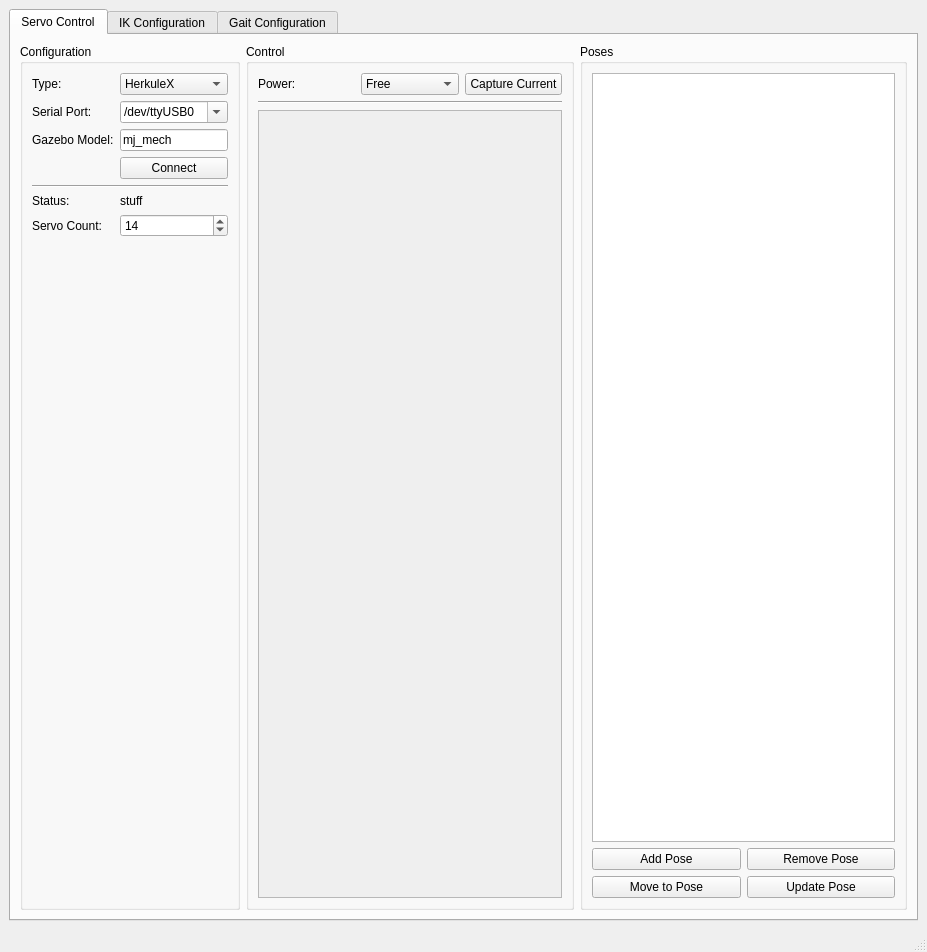
Above: mtool_main_window.ui from mjbots/mjmech before the change. Below: the same form after it.
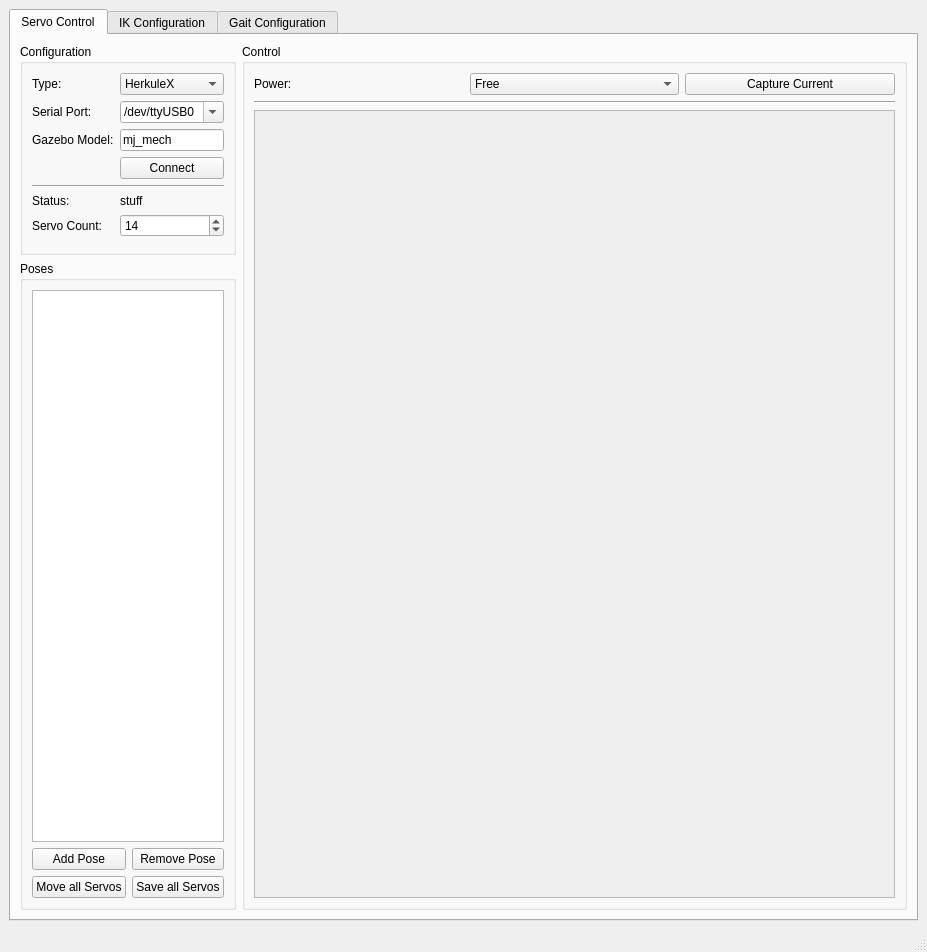
That is the form after the change.

Commit message:
mtool: Enable individual servos to be saved or moved from poses.  This helps set the minimum and maximum when each of the individual minimums would result in a not-feasible configuration.
Update the real configuration with new minimum and maximum values.

The edit to the form file:
```diff
--- a/mtool_main_window.ui
+++ b/mtool_main_window.ui
@@ -24,13 +24,15 @@
        <attribute name="title">
         <string>Servo Control</string>
        </attribute>
-       <layout class="QHBoxLayout" name="horizontalLayout_2">
+       <layout class="QHBoxLayout" name="horizontalLayout_2" stretch="1,6">
+        <item>
+         <layout class="QVBoxLayout" name="verticalLayout_14" stretch="1,6">
         <item>
          <widget class="QGroupBox" name="configurationGroup">
           <property name="title">
            <string>Configuration</string>
           </property>
-          <layout class="QGridLayout" name="gridLayout">
+            <layout class="QFormLayout" name="formLayout_9">
            <item row="0" column="0">
             <widget class="QLabel" name="typeLabel">
              <property name="text">
@@ -38,7 +40,7 @@
              </property>
             </widget>
            </item>
-           <item row="0" column="1" colspan="2">
+             <item row="0" column="1">
             <widget class="QComboBox" name="typeCombo">
              <item>
               <property name="text">
@@ -52,14 +54,14 @@
              </item>
             </widget>
            </item>
-           <item row="1" column="0">
+             <item row="2" column="0">
             <widget class="QLabel" name="serialPortLabel">
              <property name="text">
               <string>Serial Port:</string>
              </property>
             </widget>
            </item>
-           <item row="1" column="1" colspan="2">
+             <item row="2" column="1">
             <widget class="QComboBox" name="serialPortCombo">
              <property name="editable">
               <bool>true</bool>
@@ -86,56 +88,56 @@
              </item>
             </widget>
            </item>
-           <item row="2" column="0">
+             <item row="4" column="0">
             <widget class="QLabel" name="modelLabel">
              <property name="text">
               <string>Gazebo Model:</string>
              </property>
             </widget>
            </item>
-           <item row="2" column="1" colspan="2">
+             <item row="4" column="1">
             <widget class="QLineEdit" name="modelEdit">
              <property name="text">
               <string>mj_mech</string>
              </property>
             </widget>
            </item>
-           <item row="3" column="1" colspan="2">
+             <item row="6" column="1">
             <widget class="QPushButton" name="connectButton">
              <property name="text">
               <string>Connect</string>
              </property>
             </widget>
            </item>
-           <item row="4" column="0" colspan="3">
+             <item row="8" column="0" colspan="2">
             <widget class="Line" name="line">
              <property name="orientation">
               <enum>Qt::Horizontal</enum>
              </property>
             </widget>
            </item>
-           <item row="5" column="0">
+             <item row="10" column="0">
             <widget class="QLabel" name="statusLabel">
              <property name="text">
               <string>Status:</string>
              </property>
             </widget>
            </item>
-           <item row="5" column="1">
+             <item row="10" column="1">
             <widget class="QLabel" name="statusText">
              <property name="text">
               <string>stuff</string>
              </property>
             </widget>
            </item>
-           <item row="6" column="0">
+             <item row="12" column="0">
             <widget class="QLabel" name="servoCountLabel">
              <property name="text">
               <string>Servo Count:</string>
              </property>
             </widget>
            </item>
-           <item row="6" column="1" colspan="2">
+             <item row="12" column="1">
             <widget class="QSpinBox" name="servoCountSpin">
              <property name="minimum">
               <number>1</number>
@@ -148,7 +150,7 @@
              </property>
             </widget>
            </item>
-           <item row="7" column="2">
+             <item row="13" column="1">
             <spacer name="verticalSpacer">
              <property name="orientation">
               <enum>Qt::Vertical</enum>
@@ -165,6 +167,52 @@
          </widget>
         </item>
         <item>
+           <widget class="QGroupBox" name="posesGroup">
+            <property name="title">
+             <string>Poses</string>
+            </property>
+            <layout class="QVBoxLayout" name="verticalLayout_2">
+             <item>
+              <widget class="QListWidget" name="poseList"/>
+             </item>
+             <item>
+              <layout class="QGridLayout" name="gridLayout_4">
+               <item row="0" column="0">
+                <widget class="QPushButton" name="addPoseButton">
+                 <property name="text">
+                  <string>Add Pose</string>
+                 </property>
+                </widget>
+               </item>
+               <item row="0" column="1">
+                <widget class="QPushButton" name="removePoseButton">
+                 <property name="text">
+                  <string>Remove Pose</string>
+                 </property>
+                </widget>
+               </item>
+               <item row="1" column="0">
+                <widget class="QPushButton" name="moveToPoseButton">
+                 <property name="text">
+                  <string>Move all Servos</string>
+                 </property>
+                </widget>
+               </item>
+               <item row="1" column="1">
+                <widget class="QPushButton" name="updatePoseButton">
+                 <property name="text">
+                  <string>Save all Servos</string>
+                 </property>
+                </widget>
+               </item>
+              </layout>
+             </item>
+            </layout>
+           </widget>
+          </item>
+         </layout>
+        </item>
+        <item>
          <widget class="QGroupBox" name="controlGroup">
           <property name="title">
            <string>Control</string>
@@ -224,7 +272,7 @@
                <rect>
                 <x>0</x>
                 <y>0</y>
-                <width>290</width>
+                <width>618</width>
                 <height>768</height>
                </rect>
               </property>
@@ -234,50 +282,6 @@
           </layout>
          </widget>
         </item>
-        <item>
-         <widget class="QGroupBox" name="posesGroup">
-          <property name="title">
-           <string>Poses</string>
-          </property>
-          <layout class="QVBoxLayout" name="verticalLayout_2">
-           <item>
-            <widget class="QListWidget" name="poseList"/>
-           </item>
-           <item>
-            <layout class="QGridLayout" name="gridLayout_4">
-             <item row="0" column="0">
-              <widget class="QPushButton" name="addPoseButton">
-               <property name="text">
-                <string>Add Pose</string>
-               </property>
-              </widget>
-             </item>
-             <item row="0" column="1">
-              <widget class="QPushButton" name="removePoseButton">
-               <property name="text">
-                <string>Remove Pose</string>
-               </property>
-              </widget>
-             </item>
-             <item row="1" column="0">
-              <widget class="QPushButton" name="moveToPoseButton">
-               <property name="text">
-                <string>Move to Pose</string>
-               </property>
-              </widget>
-             </item>
-             <item row="1" column="1">
-              <widget class="QPushButton" name="updatePoseButton">
-               <property name="text">
-                <string>Update Pose</string>
-               </property>
-              </widget>
-             </item>
-            </layout>
-           </item>
-          </layout>
-         </widget>
-        </item>
        </layout>
       </widget>
       <widget class="QWidget" name="ikConfigTab">
```
Lines whose indentation alone changed are shown as unchanged. The commit also changes 2 other files.
